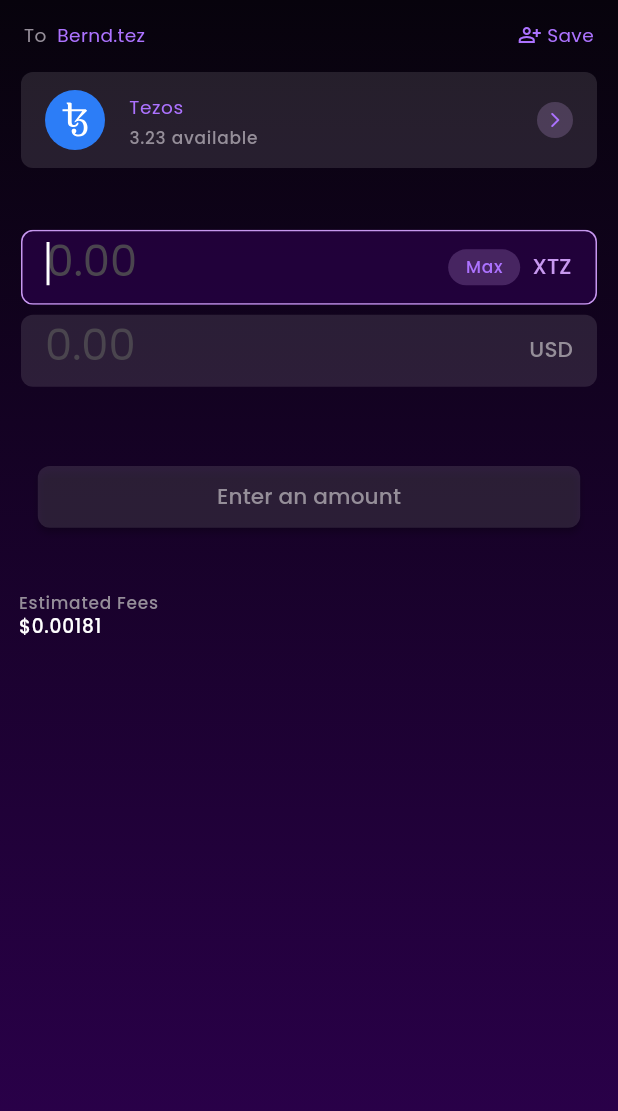
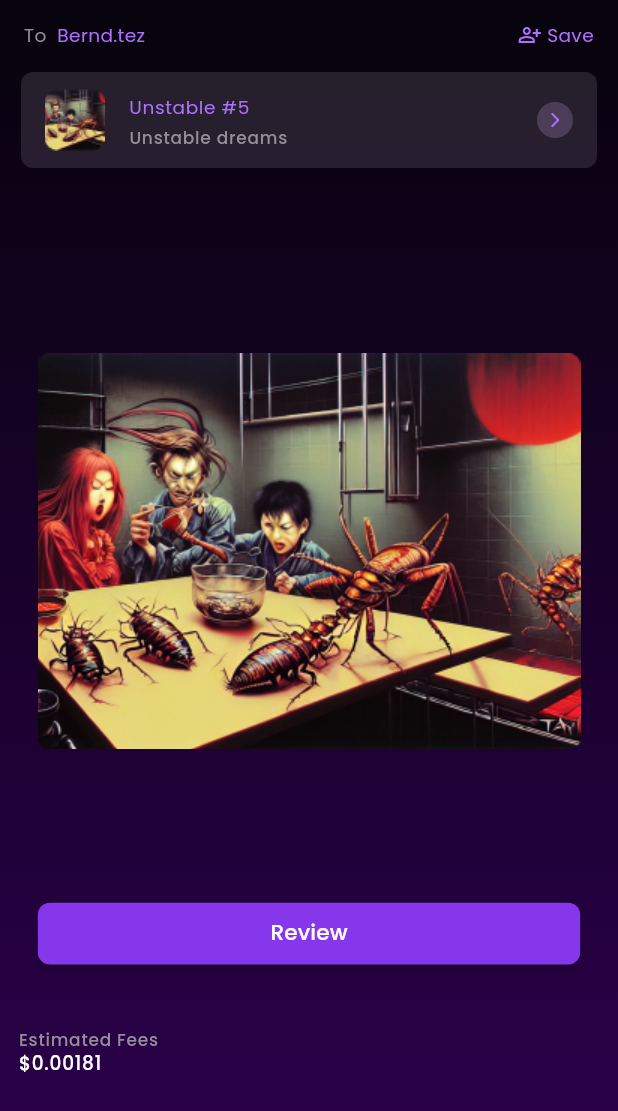
Before and after one commit to Tezsure/plenty-wallet, a Flutter app: the SendTokenPageView screen opened by its route, on a phone screen of 412 x 824 dp. Shown: the top 1111 px of the screen. Run offline on Flutter 3.47's test engine with Material 2 defaults, Android fonts, the phone set to English and light mode, and no system bars; our stand-ins replace cached_network_image, flutter_svg, get, lottie, video_player; missing offline and left inert: web3auth_flutter; project files that could hold a hidden picture were left out.

Commit message:
refactor: send page

```diff
--- a/lib/app/modules/send_token_page/views/send_token_page_view.dart
+++ b/lib/app/modules/send_token_page/views/send_token_page_view.dart
@@ -23,13 +23,22 @@ class SendTokenPageView extends GetView<SendTokenPageController> {
         child: SendTokenPage(
           controller: controller,
           totalTez: '3.23',
-          showNFTPage: false,
+          showNFTPage: true,
           receiverName: 'Bernd.tez',
+          nftImageUrl: 'assets/temp/nft_thumbnail.png',
         ),
       ),
     ));
   }
 }
+
+// SendTokenPage(
+//           controller: controller,
+//           totalTez: '3.23',
+//           showNFTPage: true,
+//           receiverName: 'Bernd.tez',
+//           nftImageUrl: 'assets/temp/nft_thumbnail.png',
+//         ),
 
 /// To show the send token page or send nft page depending on the condition.
 ///
@@ -117,7 +126,7 @@ class SendTokenPage extends StatelessWidget {
               dense: true,
               leading: showNFTPage
                   ? Image.asset(
-                      'assets/temp/nft_thumbnail.png',
+                      nftImageUrl ?? 'assets/temp/nft_thumbnail.png',
                     )
                   : SvgPicture.asset('assets/svg/tez.svg'),
               title: Text(
@@ -255,7 +264,7 @@ class SendTokenPage extends StatelessWidget {
                         showNFTPage
                     ? Get.bottomSheet(
                         NaanBottomSheet(
-                          blurRadius: 5,
+                          blurRadius: showNFTPage ? 50 : 5,
                           width: 1.width,
                           height: 0.5.height,
                           title: 'Sending',
@@ -385,13 +394,13 @@ class SendTokenPage extends StatelessWidget {
                         ),
                       )
                     : null,
-                primaryColor: controller.amount.value.isEmpty
+                primaryColor: controller.amount.value.isEmpty && !showNFTPage
                     ? ColorConst.NeutralVariant.shade60.withOpacity(0.2)
                     : ColorConst.Primary,
-                textColor: controller.amount.value.isEmpty
+                textColor: controller.amount.value.isEmpty && !showNFTPage
                     ? ColorConst.NeutralVariant.shade60
                     : Colors.white,
-                title: controller.amount.value.isEmpty
+                title: controller.amount.value.isEmpty && !showNFTPage
                     ? 'Enter an amount'
                     : 'Review',
               )),
```
